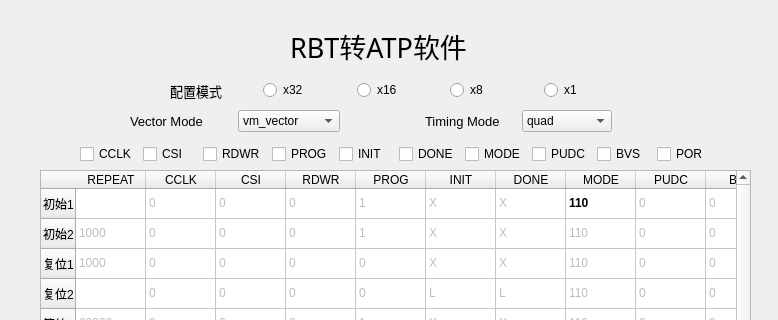
The window that RBT2ATP/RBT2ATPgui.ui (spincat12138/FPGA_tools) describes before a commit, drawn with Qt 5; both pictures show x 0 to 778 and y 0 to 320 of the 778 by 700 pixel window.
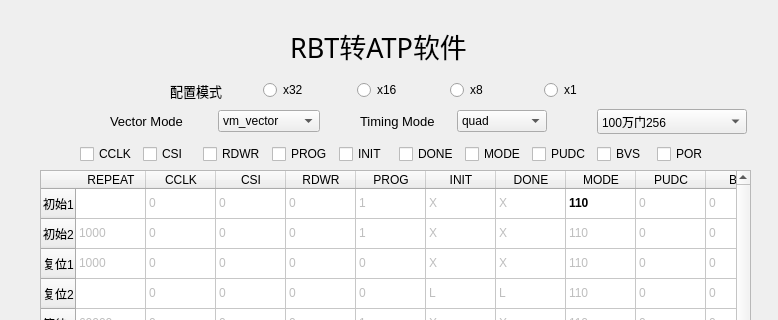
The same window after the commit.

What changed in the file:
```diff
--- a/RBT2ATP/RBT2ATPgui.ui
+++ b/RBT2ATP/RBT2ATPgui.ui
@@ -1302,7 +1302,7 @@
    <widget class="QWidget" name="layoutWidget">
     <property name="geometry">
      <rect>
-      <x>130</x>
+      <x>110</x>
       <y>110</y>
       <width>210</width>
       <height>23</height>
@@ -1340,7 +1340,7 @@
    <widget class="QWidget" name="layoutWidget">
     <property name="geometry">
      <rect>
-      <x>425</x>
+      <x>360</x>
       <y>110</y>
       <width>187</width>
       <height>23</height>
@@ -1380,6 +1380,31 @@
      </item>
     </layout>
    </widget>
+   <widget class="QComboBox" name="comboBox_vector_2">
+    <property name="geometry">
+     <rect>
+      <x>597</x>
+      <y>109</y>
+      <width>150</width>
+      <height>25</height>
+     </rect>
+    </property>
+    <item>
+     <property name="text">
+      <string>100万门256</string>
+     </property>
+    </item>
+    <item>
+     <property name="text">
+      <string>V2其余</string>
+     </property>
+    </item>
+    <item>
+     <property name="text">
+      <string>U+</string>
+     </property>
+    </item>
+   </widget>
   </widget>
   <widget class="QStatusBar" name="statusbar"/>
  </widget>
```
